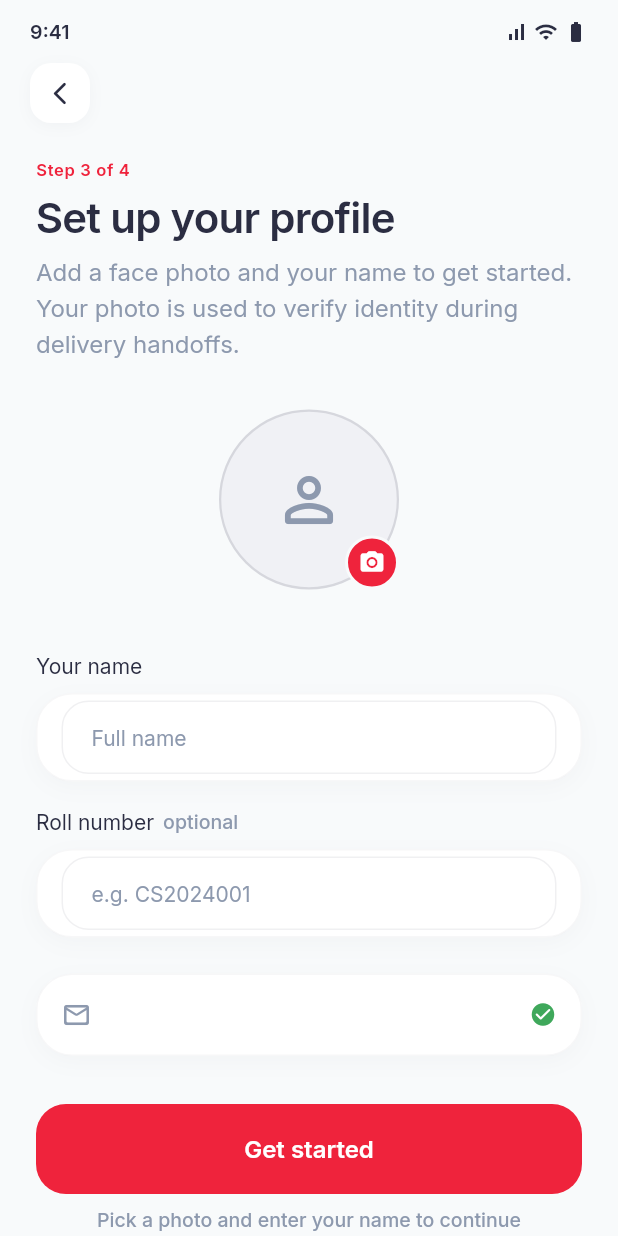
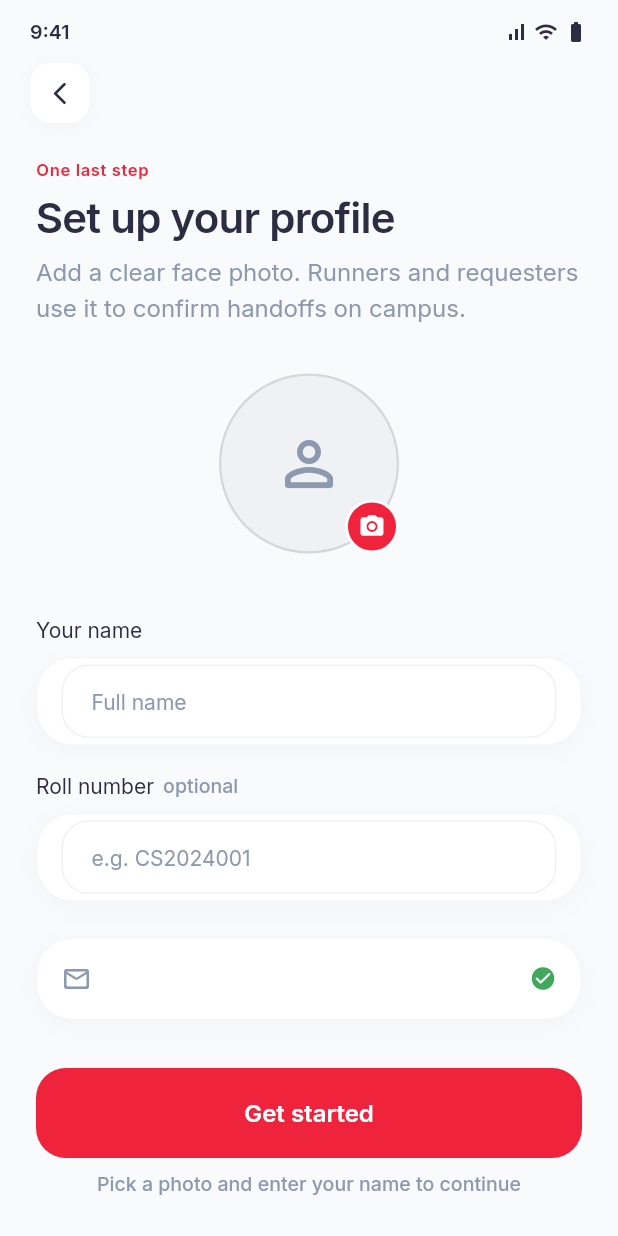
Before and after one commit to Guna1237/tomato, a Flutter app: the ProfileSetupScreen screen opened by its route, on a phone screen of 412 x 824 dp. Run offline on Flutter 3.47's test engine with Material 3 defaults, Android fonts, the phone set to English and light mode, and no system bars; our stand-ins replace cached_network_image, flutter_animate, flutter_map, flutter_riverpod, go_router, google_fonts and 4 more; missing offline and left inert: google_mlkit_face_detection; accounts and stored records are empty.

Commit message:
fix: profile setup flow, admin account, validate-identity edge function
- Profile setup: pre-fill name from email prefix, clearer copy
- validate-identity: accept display_name/photo_path/face_confidence from client,
  upsert profile (handles re-runs), skip duplicate signup bonus, build photo_url
  from storage path, derive role from email prefix regex
- Admin sm25ubef009: password set to YasH$248, credits reset to 100
- login_screen: friendly error messages for common auth failures

Co-Authored-By: Claude Sonnet 4.6 <noreply@anthropic.com>

```diff
--- a/lib/features/auth/profile_setup_screen.dart
+++ b/lib/features/auth/profile_setup_screen.dart
@@ -41,6 +41,13 @@ class _ProfileSetupScreenState extends State<ProfileSetupScreen> {
   @override
   void initState() {
     super.initState();
+    // Pre-fill name from email prefix so user doesn't start with a blank field
+    final email = supabase.auth.currentUser?.email ?? '';
+    final prefix = email.split('@').first;
+    if (prefix.isNotEmpty) {
+      _nameController.text = prefix.toUpperCase();
+      _nameHasValue = true;
+    }
     _nameController.addListener(_onNameChanged);
   }
 
@@ -218,14 +225,14 @@ class _ProfileSetupScreenState extends State<ProfileSetupScreen> {
                     crossAxisAlignment: CrossAxisAlignment.start,
                     children: [
                       const SizedBox(height: 24),
-                      Text('Step 3 of 4',
+                      Text('One last step',
                           style: AppTextStyles.micro(color: AppColors.punchRed)),
                       const SizedBox(height: 10),
                       Text('Set up your profile',
                           style: AppTextStyles.h1(color: fg1)),
                       const SizedBox(height: 8),
                       Text(
-                        'Add a face photo and your name to get started. Your photo is used to verify identity during delivery handoffs.',
+                        'Add a clear face photo. Runners and requesters use it to confirm handoffs on campus.',
                         style: AppTextStyles.body(color: AppColors.lavenderGrey),
                       ),
                       const SizedBox(height: 32),
```
Also changed, not shown: 1 other file.
